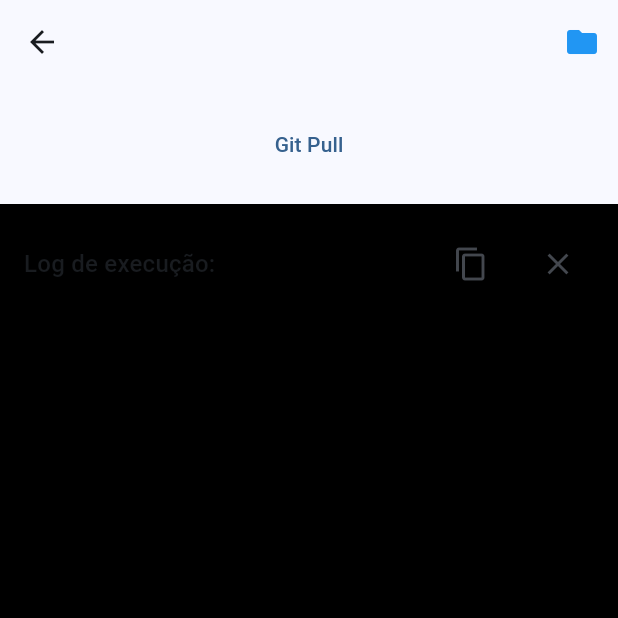
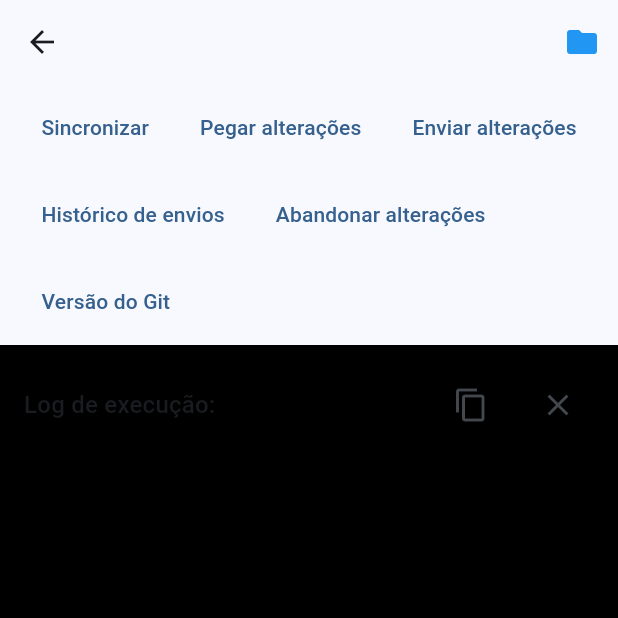
Before and after one commit to eduardoazvd17/gitf, a Flutter app: the RepositoryPage screen opened directly with empty values, on a phone screen of 412 x 824 dp, the top half of it. Run offline on Flutter 3.47's test engine with Material 3 defaults, Android fonts, the phone set to English and light mode, and no system bars; our stand-ins replace file_picker, shared_preferences; missing offline and left inert: open_dir, process_run; accounts and stored records are empty.

Commit message:
Commit automatico criado pelo GitF

```diff
--- a/lib/pages/repository_page.dart
+++ b/lib/pages/repository_page.dart
@@ -60,13 +60,7 @@ class _RepositoryPageState extends State<RepositoryPage> {
           } else {
             return Column(
               children: [
-                Padding(
-                  padding: const EdgeInsets.all(16),
-                  child: SingleChildScrollView(
-                    scrollDirection: Axis.horizontal,
-                    child: _menuContent(),
-                  ),
-                ),
+                _menuContent(direction: Axis.horizontal),
                 Expanded(child: _logContent),
               ],
             );
@@ -78,12 +72,21 @@ class _RepositoryPageState extends State<RepositoryPage> {
 
   Widget _menuContent({Axis direction = Axis.vertical}) {
     List<Widget> options = [
-      _commandButton(title: 'Git Pull', command: git.pull),
+      _commandButton(title: 'Sincronizar', command: git.fetch),
+      _commandButton(title: 'Pegar alterações', command: git.pull),
+      _commandButton(title: 'Enviar alterações', command: git.commitAndPush),
+      _commandButton(title: 'Histórico de envios', command: git.log),
+      _commandButton(
+        title: 'Abandonar alterações',
+        command: git.resetHard,
+        showConfirmation: true,
+      ),
+      _commandButton(title: 'Versão do Git', command: git.version),
     ];
     if (direction == Axis.vertical) {
       return Column(children: options);
     } else {
-      return Row(children: options);
+      return Wrap(children: options);
     }
   }
 
@@ -137,10 +140,12 @@ class _RepositoryPageState extends State<RepositoryPage> {
   Widget _commandButton({
     required String title,
     required Future<String> Function() command,
+    bool showConfirmation = false,
   }) {
     final Future<void> Function()? onTap = _isLoading
         ? null
         : () async {
+            executeCommand() async {
               setState(() => _isLoading = true);
               final String result = await command.call();
               final String log = '$result${this.log}';
@@ -148,11 +153,42 @@ class _RepositoryPageState extends State<RepositoryPage> {
                 this.log = log;
                 _isLoading = false;
               });
+            }
+
+            if (showConfirmation) {
+              showDialog(
+                context: context,
+                builder: (_) => AlertDialog(
+                  title: const Text('Atenção'),
+                  content: Text(
+                    'Deseja realmente executar o comando: "$title"?.',
+                  ),
+                  actions: [
+                    TextButton(
+                      onPressed: () async {
+                        executeCommand();
+                        Navigator.of(context).pop();
+                      },
+                      child: const Text('Sim'),
+                    ),
+                    TextButton(
+                      onPressed: Navigator.of(context).pop,
+                      child: const Text('Não'),
+                    ),
+                  ],
+                ),
+              );
+            } else {
+              executeCommand();
+            }
           };
 
-    return TextButton(
+    return Padding(
+      padding: const EdgeInsets.all(5.0),
+      child: TextButton(
         onPressed: onTap,
         child: Text(title),
+      ),
     );
   }
 }
```
Also changed, not shown: lib/utils/git_utils.dart (+12 -0 lines). Lines whose indentation alone changed are shown as unchanged.
